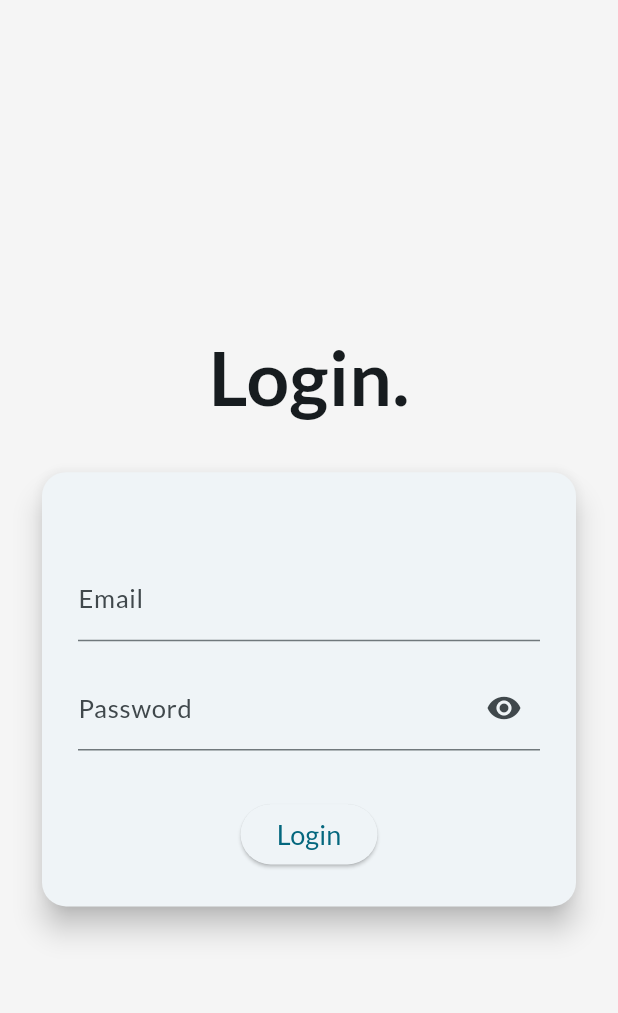
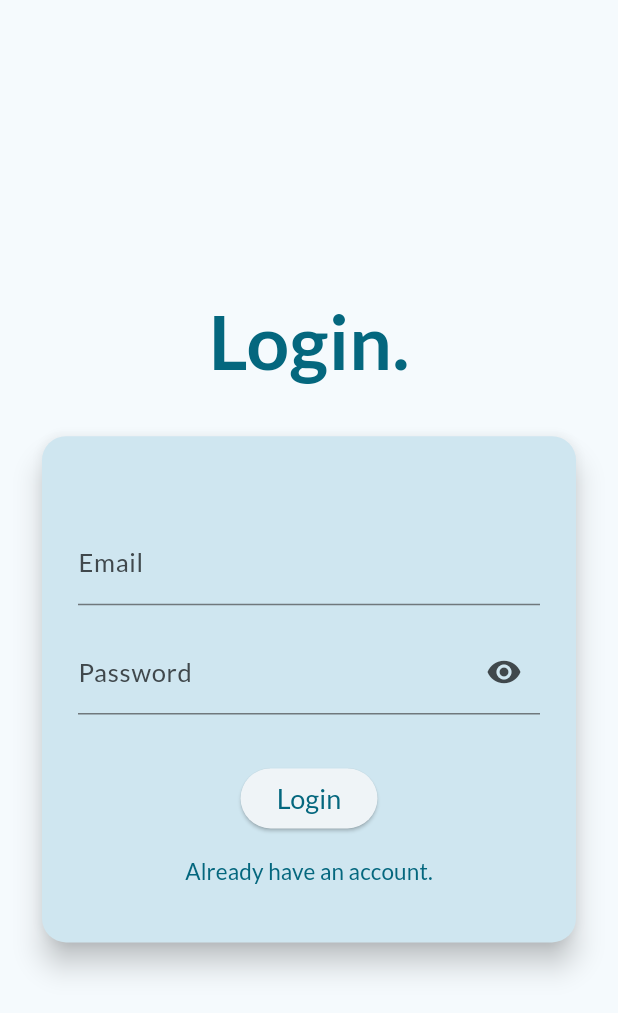
Before and after one commit to a-anuj/usemebefore, a Flutter app: the screen it shows after launch, on a phone screen of 412 x 824 dp. Shown: the top 1013 px of the screen. Run offline on Flutter 3.47's test engine with Material 3 defaults, Android fonts, the light colour scheme and no system bars; our stand-ins replace google_fonts.

Commit message:
add styling to the auth page

```diff
--- a/lib/widgets/Auth.dart
+++ b/lib/widgets/Auth.dart
@@ -10,12 +10,19 @@ class AuthScreen extends StatefulWidget {
 }
 
 class _AuthScreenState extends State<AuthScreen> {
+  var _islogin = true;
   final _emailController = TextEditingController();
   final _passwordController = TextEditingController();
   bool _isLoading = false;
   bool _isObscured = true;
 
   final _formKey = GlobalKey<FormState>();
+
+  void toggleLogin(){
+    setState(() {
+      _islogin = !_islogin;
+    });
+  }
 
   void _login() async {
     if (!_formKey.currentState!.validate()) return;
@@ -33,7 +40,7 @@ class _AuthScreenState extends State<AuthScreen> {
   @override
   Widget build(BuildContext context) {
     return Scaffold(
-      backgroundColor: Colors.grey[100],
+      backgroundColor: Theme.of(context).colorScheme.surface,
       body: Center(
         child: SingleChildScrollView(
           padding: const EdgeInsets.all(24),
@@ -41,14 +48,16 @@ class _AuthScreenState extends State<AuthScreen> {
             mainAxisSize: MainAxisSize.min,
             children: [
               Text(
-                "Login.",
+                _islogin ? "Login." : "Signup.",
                 style: GoogleFonts.lato(
                   fontSize: 50,
+                  color: Theme.of(context).colorScheme.primary,
                   fontWeight: FontWeight.bold
                 ),
               ),
               const SizedBox(height: 24),
               Card(
+                color: Theme.of(context).colorScheme.secondaryContainer,
                 elevation: 8,
                 shape: RoundedRectangleBorder(
                   borderRadius: BorderRadius.circular(16),
@@ -70,7 +79,7 @@ class _AuthScreenState extends State<AuthScreen> {
                               )
                           ),
                           keyboardType: TextInputType.emailAddress,
-                          validator: (val) => val != null && !val.contains('@') ? "Enter valid email" : null,
+                          validator: (val) => val != null && !val.contains('@') ? "Enter a valid email" : null,
                         ),
                         const SizedBox(height: 16),
                         TextFormField(
@@ -86,7 +95,7 @@ class _AuthScreenState extends State<AuthScreen> {
                               onPressed: () => setState(() => _isObscured = !_isObscured),
                             ),
                           ),
-                          validator: (val) => val != null && val.length < 6 ? "Min 6 chars" : null,
+                          validator: (val) => val != null && val.length < 6 ? "Min 6 characters required" : null,
                         ),
                         const SizedBox(height: 32),
                         _isLoading
@@ -94,13 +103,22 @@ class _AuthScreenState extends State<AuthScreen> {
                             : ElevatedButton(
                           onPressed: _login,
                           child: Text(
-                              "Login",
+                              _islogin ? "Login" : "Signup",
                             style: GoogleFonts.lato(
                               fontSize: 18
                             ),
 
                           ),
                         ),
+                        TextButton(
+                            onPressed: toggleLogin,
+                            child: Text(
+                                "Already have an account.",
+                                style: GoogleFonts.lato(
+                                fontSize: 15,
+                                ),
+                            )
+                        )
                       ],
                     ),
                   ),
```
